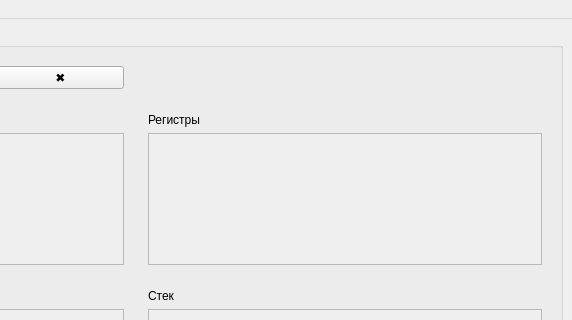
Qt form mainwindow.ui (KirillKor21/gdb_app) before a commit; both pictures show x 300 to 872 and y 0 to 320 of the 872 by 670 pixel window.
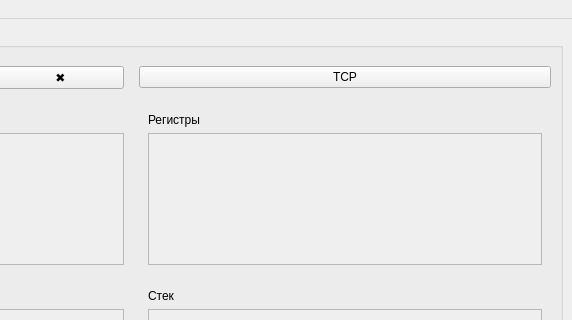
The same form after that commit.

What changed in the file:
```diff
--- a/mainwindow.ui
+++ b/mainwindow.ui
@@ -208,6 +208,13 @@
          </layout>
         </widget>
        </item>
+       <item row="0" column="1">
+        <widget class="QPushButton" name="pushButton">
+         <property name="text">
+          <string>TCP</string>
+         </property>
+        </widget>
+       </item>
       </layout>
      </widget>
     </item>
```
